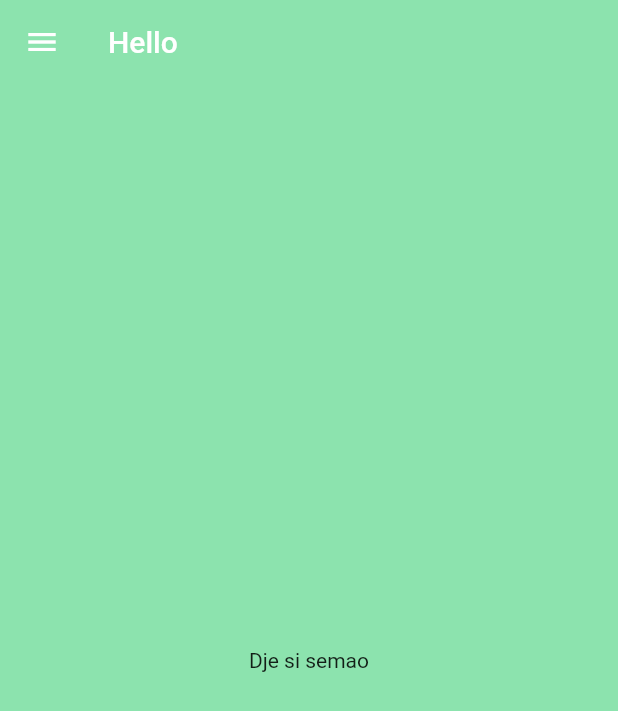
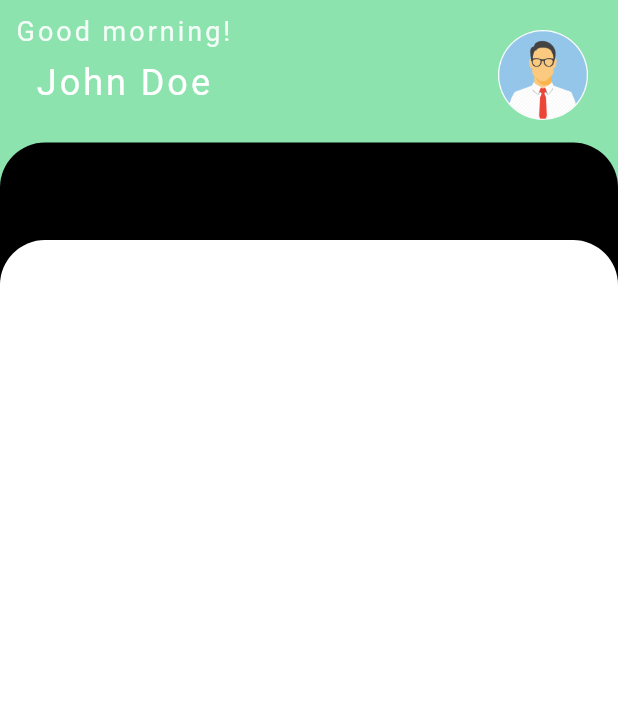
Before and after one commit to suljevicsemir/transactions_app, a Flutter app: the Home screen opened by its route, on a phone screen of 412 x 824 dp. Shown: the top 711 px of the screen. Run offline on Flutter 3.47's test engine with Material 2 defaults, Android fonts, the phone set to English and light mode, and no system bars; our stand-ins replace cloud_firestore, firebase_auth, firebase_core, flutter_secure_storage; missing offline and left inert: flutter_beep; accounts and stored records are empty.

Commit message:
Added fonts file. Figured out how to position children inside a Stack. On to the QuickActions menu.

```diff
--- a/lib/main.dart
+++ b/lib/main.dart
@@ -1,5 +1,7 @@
 import 'package:firebase_core/firebase_core.dart';
 import 'package:flutter/material.dart';
+import 'package:flutter/services.dart';
+import 'package:transactions_app/palette.dart';
 import 'package:transactions_app/screens/home.dart';
 import 'package:transactions_app/screens/login_screens/account_create_form.dart';
 import 'package:transactions_app/screens/login_screens/pin_configuration.dart';
@@ -10,6 +12,9 @@ import 'package:transactions_app/screens/wrapper.dart';
 void main() async{
   WidgetsFlutterBinding.ensureInitialized();
   await Firebase.initializeApp();
+  SystemChrome.setSystemUIOverlayStyle(SystemUiOverlayStyle(
+      statusBarColor: Palette.themeGreen
+  ));
   runApp(App());
 }
 
--- a/lib/screens/home.dart
+++ b/lib/screens/home.dart
@@ -4,6 +4,7 @@ import 'package:cloud_firestore/cloud_firestore.dart';
 import 'package:firebase_auth/firebase_auth.dart';
 import 'package:flutter/material.dart';
 import 'package:transactions_app/palette.dart';
+import 'package:transactions_app/widget/circle_painter.dart';
 
 class Home extends StatefulWidget {
 
@@ -23,49 +24,139 @@ class _HomeState extends State<Home> {
   @override
   void initState()  {
     super.initState();
-
-    if(userName == null) {
-       _getUserName().then((value) {
-        setState(() {
-          userName = value;
-        });
-      });
-    }
+    isInfoOpened = false;
 
   }
 
+  _changeInfoState() {
+    setState(() {
+      if(isInfoOpened) isInfoOpened = false;
+      else isInfoOpened = true;
+    });
+  }
 
+
+  bool isInfoOpened;
+
+  var infoBoxConstraintsOpened = BoxConstraints(
+    minHeight: 200,
+  );
+  var infoBoxConstraintsClosed = BoxConstraints(
+    maxHeight: 100
+  );
 
 
 
   @override
   Widget build(BuildContext context) {
 
-    return Container(
-      child: Scaffold(
-        backgroundColor: Palette.themeGreen,
-        appBar: AppBar(
-          backgroundColor: Palette.themeGreen,
-          title: userName == null ? Text('') : Text('Hello ' + userName),
-          elevation: 0.0,
-        ),
-        body: Center(
-          child: Text('Dje si semao'),
-        ),
-        drawer: Drawer(
+    return Scaffold(
+      body: SafeArea(
+        child: Stack(
+          children: [
+            Positioned.fill(
+              child: AnimatedContainer(
+                duration: const Duration(milliseconds: 300),
+                color: Palette.themeGreen,
+                child: Column(
+                  mainAxisAlignment: MainAxisAlignment.start,
+                  children: [
+                    Row(
+                      crossAxisAlignment: CrossAxisAlignment.start,
+                      mainAxisAlignment: MainAxisAlignment.spaceEvenly,
+                      children: [
+                        Container(
+                          margin: EdgeInsets.only(left: 10, top: 10),
+                          child: Column(
+                            children: [
+                              Text('Good morning!', style: TextStyle(color: Colors.white.withOpacity(0.9), fontSize: 18, letterSpacing: 2.0, fontFamily: 'Roboto'), ),
+                              Container(
+                                  margin: EdgeInsets.only(top: 10),
+                                  child: Text('John Doe', style: TextStyle(color: Colors.white, fontSize: 24, fontFamily: 'Roboto', letterSpacing: 2.0),))
+                            ],
+                          ),
+                        ),
+                        Spacer(),
+                        Container(
+                            margin: EdgeInsets.only(right: 20, top: 20),
+                            child: CircleAvatar(
+                              backgroundImage: AssetImage("images/avatar_white_male.png"),
+                              radius: 30,
+                              backgroundColor: Colors.white,
+                            )
+                        )
+                      ],
+                    ),
+                    SizedBox(height: 20,),
+                    Row(
+                      mainAxisAlignment: MainAxisAlignment.spaceEvenly,
+                      crossAxisAlignment: CrossAxisAlignment.start,
+                      children: [
+                          SizedBox(
+                            width: 70,
+                            height: 70,
+                            child: CustomPaint(
+                              painter: CirclePainter(),
+                              child: Center(child: Text('eeo')),
+                            ),
+                          ),
+                        SizedBox(
+                          width: 70,
+                          height: 70,
+                          child: CustomPaint(
+                            painter: CirclePainter(),
+                            child: Center(child: Text('eeo')),
+                          ),
+                        ),
+                        SizedBox(
+                          width: 70,
+                          height: 70,
+                          child: CustomPaint(
+                            painter: CirclePainter(),
+                            child: Center(child: Text('eeo')),
+                          ),
+                        )
+                      ],
+                    )
+                  ],
+                )
+              ),
+            ),
+            Positioned(
+              child: AnimatedContainer(
+                duration: const Duration(milliseconds: 500),
+                margin: EdgeInsets.only(top: 95),
+                decoration: BoxDecoration(
+                    borderRadius: BorderRadius.only(
+                        topRight: Radius.circular(30),
+                        topLeft: Radius.circular(30)
+                    ),
+                    color: Colors.black
+                ),
+              ),
+            ),
+            Positioned(
+              child: AnimatedContainer(
+                duration: const Duration(milliseconds: 500),
+                margin: EdgeInsets.only(top: 160),
+                decoration: BoxDecoration(
+                    borderRadius: BorderRadius.only(
+                        topRight: Radius.circular(30),
+                        topLeft: Radius.circular(30)
+                    ),
+                    color: Colors.white
+                ),
+              ),
+            ),
 
-        ),
-      ),
+
+
+          ],
+        )
+      )
+
     );
-  }
-
-  Future _getUserName() async{
-    userData = await _firestoreInstance.collection('accounts').doc(_currentUser.uid).get();
-    final data = userData;
-    return data.get('firstName');
-
 
   }
 
-
 }
--- /dev/null
+++ b/lib/widget/circle_painter.dart
@@ -0,0 +1,25 @@
+
+
+import 'package:flutter/cupertino.dart';
+import 'package:flutter/material.dart';
+
+class CirclePainter extends CustomPainter{
+
+  final _paint = Paint()
+  ..color = Colors.white
+  ..strokeWidth = 2
+  ..style = PaintingStyle.stroke;
+
+  @override
+  void paint(Canvas canvas, Size size) {
+    canvas.drawOval(Rect.fromLTWH(0, 0, size.width, size.height), _paint);
+  }
+
+  @override
+  bool shouldRepaint(CustomPainter oldDelegate) {
+    return false;
+  }
+
+
+
+}
```
Also changed, not shown: pubspec.yaml (+8 -1 lines), fonts/Montserrat-ExtraLightItalic.ttf (added), fonts/Roboto-Regular.ttf (added), images/avatar_white_male.png (added), images/logo.jpg (added), pubspec.lock.
